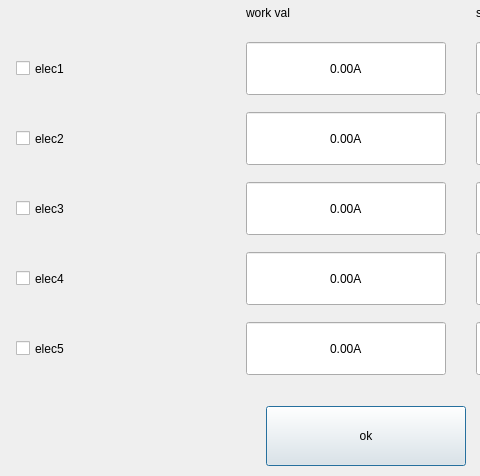
Qt form meletdlgadmin.ui (yuanjinxin123/shenglei) before a commit; both pictures show x 0 to 480 and y 0 to 476 of the 955 by 476 pixel window.
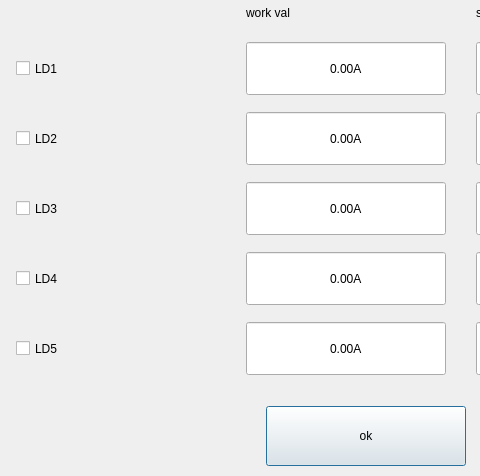
The same form after that commit. Custom widgets are drawn as their Qt base class.

What changed in the file:
```diff
--- a/meletdlgadmin.ui
+++ b/meletdlgadmin.ui
@@ -135,7 +135,7 @@
           </size>
          </property>
          <property name="text">
-          <string>elec1</string>
+          <string>LD1</string>
          </property>
         </widget>
        </item>
@@ -154,7 +154,7 @@
           </size>
          </property>
          <property name="text">
-          <string>elec2</string>
+          <string>LD2</string>
          </property>
         </widget>
        </item>
@@ -366,7 +366,7 @@
           </size>
          </property>
          <property name="text">
-          <string>elec3</string>
+          <string>LD3</string>
          </property>
         </widget>
        </item>
@@ -556,7 +556,7 @@
           </size>
          </property>
          <property name="text">
-          <string>elec4</string>
+          <string>LD4</string>
          </property>
         </widget>
        </item>
@@ -588,7 +588,7 @@
           </size>
          </property>
          <property name="text">
-          <string>elec5</string>
+          <string>LD5</string>
          </property>
         </widget>
        </item>
```
